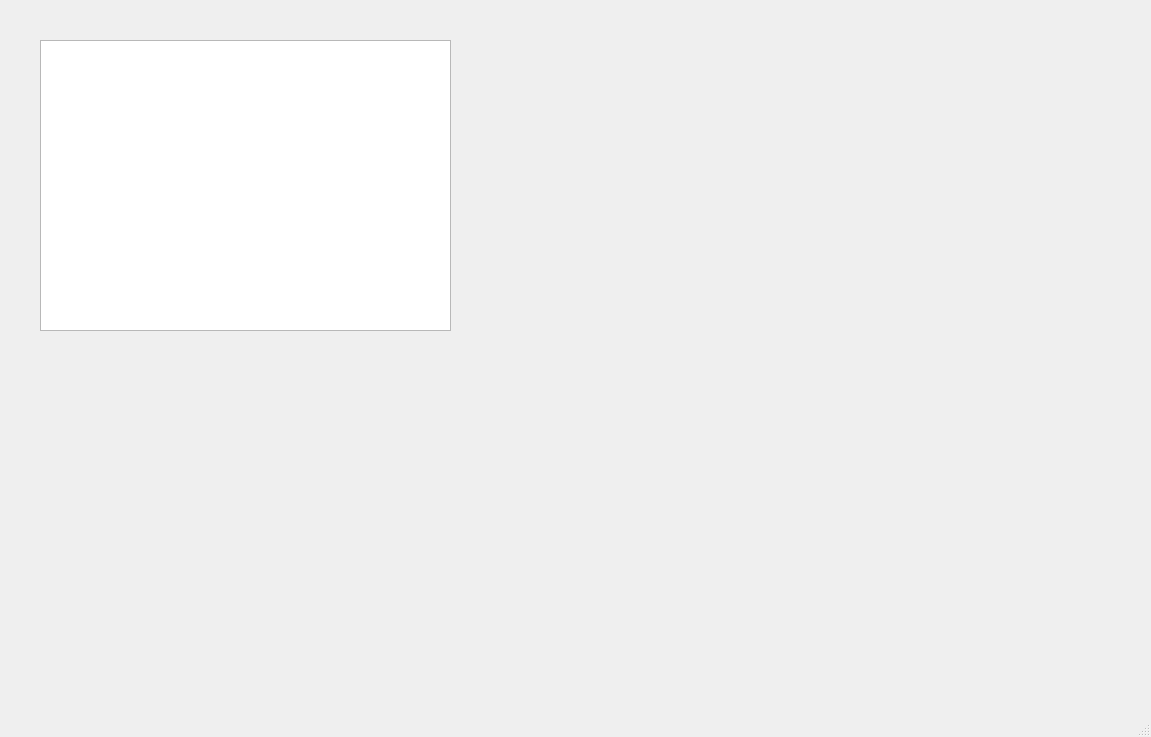
Qt form Proyecto_final/mainwindow.ui (luis-casta/juego_dragonball) before a commit.
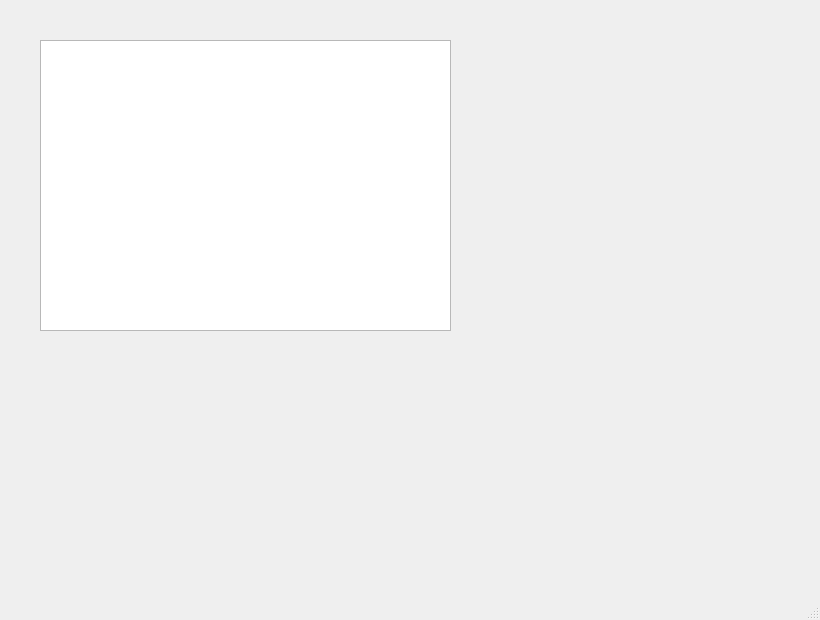
The same form after that commit.

The edit to the form file:
```diff
--- a/Proyecto_final/mainwindow.ui
+++ b/Proyecto_final/mainwindow.ui
@@ -6,8 +6,8 @@
    <rect>
     <x>0</x>
     <y>0</y>
-    <width>1151</width>
-    <height>737</height>
+    <width>820</width>
+    <height>620</height>
    </rect>
   </property>
   <property name="windowTitle">
```
Left out of the diff: 2 changed lines with no effect on the pictures.
